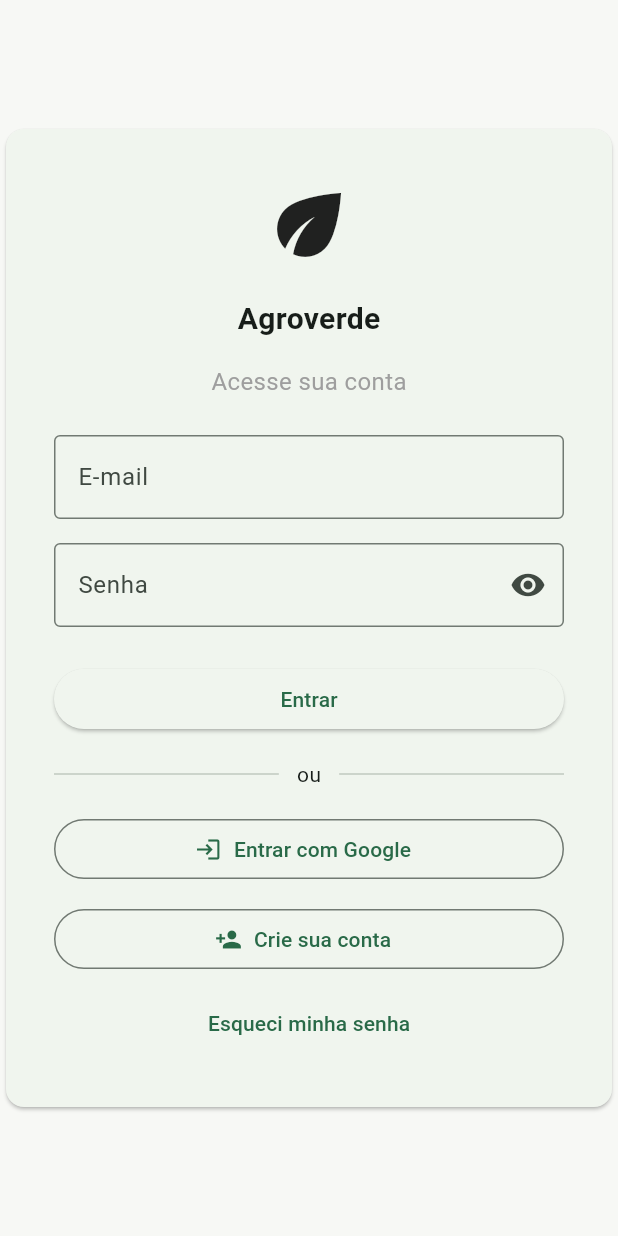
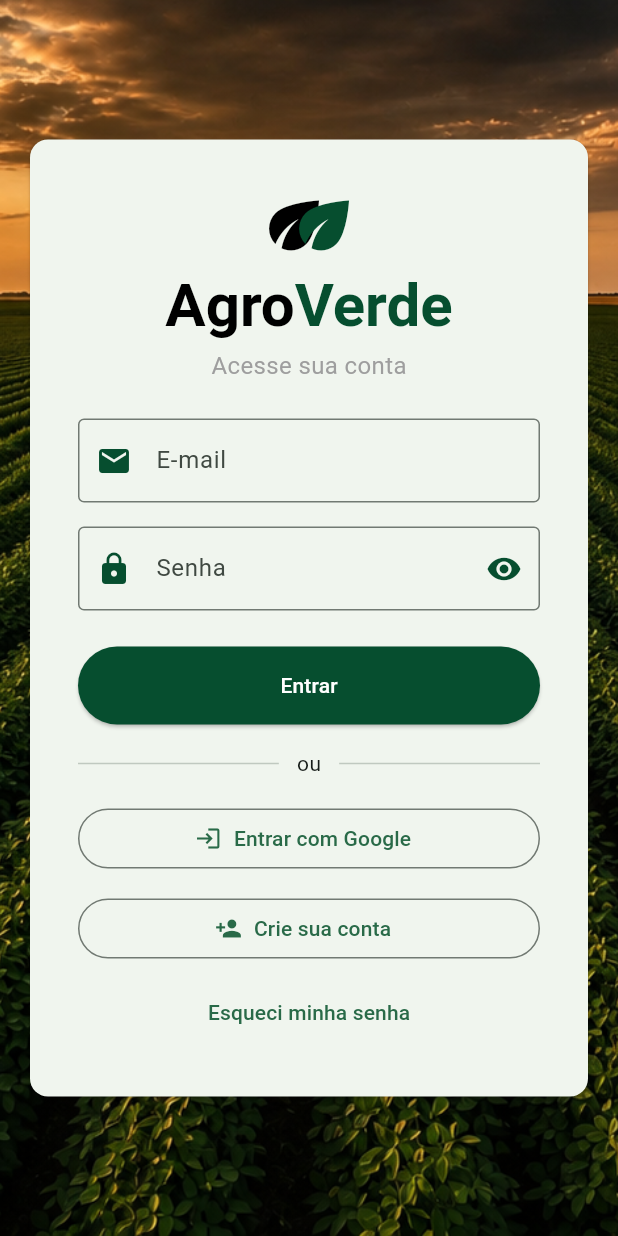
Before and after one commit to NasciM3nt0Felipe/agroverde-flutter, a Flutter app: the LoginPage screen opened by its route, on a phone screen of 412 x 824 dp. Run offline on Flutter 3.47's test engine with Material 3 defaults, Android fonts, the phone set to English and light mode, and no system bars.

Commit message:
feat(login): adiciona identidade visual e background responsivo
- Adiciona estrutura de assets
- Configura pubspec.yaml
- Implementa imagem de fundo
- Adiciona ícones aos campos
- Implementa exibição/ocultação de senha
- Cria logo AgroVerde personalizada
- Melhora responsividade da tela de login

```diff
--- a/agroverde/lib/pages/login_page.dart
+++ b/agroverde/lib/pages/login_page.dart
@@ -13,26 +13,69 @@ class _LoginPageState extends State<LoginPage> {
   @override
   Widget build(BuildContext context) {
     return Scaffold(
-      body: Center(
+      body: Container(
+        decoration: const BoxDecoration(
+          image: DecorationImage(
+            image: AssetImage('assets/images/background-agro.png'),
+            fit: BoxFit.cover,
+            alignment: Alignment.center,
+          ),
+        ),
         // Janela de login
-        child: SizedBox(
-          width: 420,
+        child: Center(
+          child: Padding(
+            padding: const EdgeInsets.all(16),
+            child: ConstrainedBox(
+              constraints: const BoxConstraints(maxWidth: 420),
               child: Card(
                 child: Padding(
                   padding: const EdgeInsets.all(32),
                   child: Column(
                     mainAxisSize: MainAxisSize.min,
                     children: [
-                  const Icon(Icons.eco, size: 64),
+                      Stack(
+                        alignment: Alignment.center,
+                        children: [
+                          Transform.translate(
+                            offset: const Offset(-10, 0),
+                            child: const Icon(
+                              Icons.eco,
+                              size: 50,
+                              color: Colors.black,
+                            ),
+                          ),
+                          Transform.translate(
+                            offset: const Offset(10, 0),
+                            child: const Icon(
+                              Icons.eco,
+                              size: 50,
+                              color: Color(0xFF064E2F),
+                            ),
+                          ),
+                        ],
+                      ),
+                      const SizedBox(height: 5),
 
-                  const SizedBox(height: 16),
-
-                  const Text(
-                    'Agroverde',
-                    style: TextStyle(fontSize: 20, fontWeight: FontWeight.bold),
+                      RichText(
+                        text: const TextSpan(
+                          style: TextStyle(
+                            fontSize: 40,
+                            fontWeight: FontWeight.bold,
+                          ),
+                          children: [
+                            TextSpan(
+                              text: 'Agro',
+                              style: TextStyle(color: Colors.black),
+                            ),
+                            TextSpan(
+                              text: 'Verde',
+                              style: TextStyle(color: Color(0xFF064E2F)),
+                            ),
+                          ],
+                        ),
                       ),
 
-                  const SizedBox(height: 16),
+                      const SizedBox(height: 5),
 
                       const Text(
                         'Acesse sua conta',
@@ -45,6 +88,7 @@ class _LoginPageState extends State<LoginPage> {
                         decoration: const InputDecoration(
                           labelText: 'E-mail',
                           border: OutlineInputBorder(),
+                          prefixIcon: Icon(Icons.email),
                         ),
                       ),
 
@@ -55,6 +99,7 @@ class _LoginPageState extends State<LoginPage> {
                         decoration: InputDecoration(
                           labelText: 'Senha',
                           border: const OutlineInputBorder(),
+                          prefixIcon: const Icon(Icons.lock),
                           suffixIcon: IconButton(
                             icon: Icon(
                               _obscurePassword
@@ -75,8 +120,16 @@ class _LoginPageState extends State<LoginPage> {
                       SizedBox(
                         width: double.infinity,
                         child: ElevatedButton(
+                          style: ElevatedButton.styleFrom(
+                            backgroundColor: const Color(0xFF064E2F),
+                            padding: const EdgeInsets.symmetric(vertical: 16),
+                          ),
+
                           onPressed: () {},
-                      child: const Text('Entrar'),
+                          child: const Text(
+                            'Entrar',
+                            style: TextStyle(color: Colors.white),
+                          ),
                         ),
                       ),
 
@@ -127,6 +180,8 @@ class _LoginPageState extends State<LoginPage> {
               ),
             ),
           ),
+        ),
+      ),
     );
   }
 }
--- a/agroverde/lib/theme/app_theme.dart
+++ b/agroverde/lib/theme/app_theme.dart
@@ -21,6 +21,8 @@ class AppTheme {
     // Estilo padrão dos campos de entrada
     inputDecorationTheme: const InputDecorationTheme(
       border: OutlineInputBorder(),
+      prefixIconColor: primaryGreen,
+      suffixIconColor: primaryGreen,
     ),
   );
 }
--- a/agroverde/pubspec.yaml
+++ b/agroverde/pubspec.yaml
@@ -1,5 +1,5 @@
 name: agroverde
-description: "A new Flutter project."
+description: "description: Sistema de gestão rural"
 publish_to: 'none'
 version: 0.1.0+1
 
@@ -17,3 +17,7 @@ dev_dependencies:
 
 flutter:
   uses-material-design: true
+  assets:
+   - assets/images/
+   - assets/icons/
+   - assets/logos/
```
Also changed, not shown: agroverde/assets/images/background-agro.png (added). Lines whose indentation alone changed are shown as unchanged.
